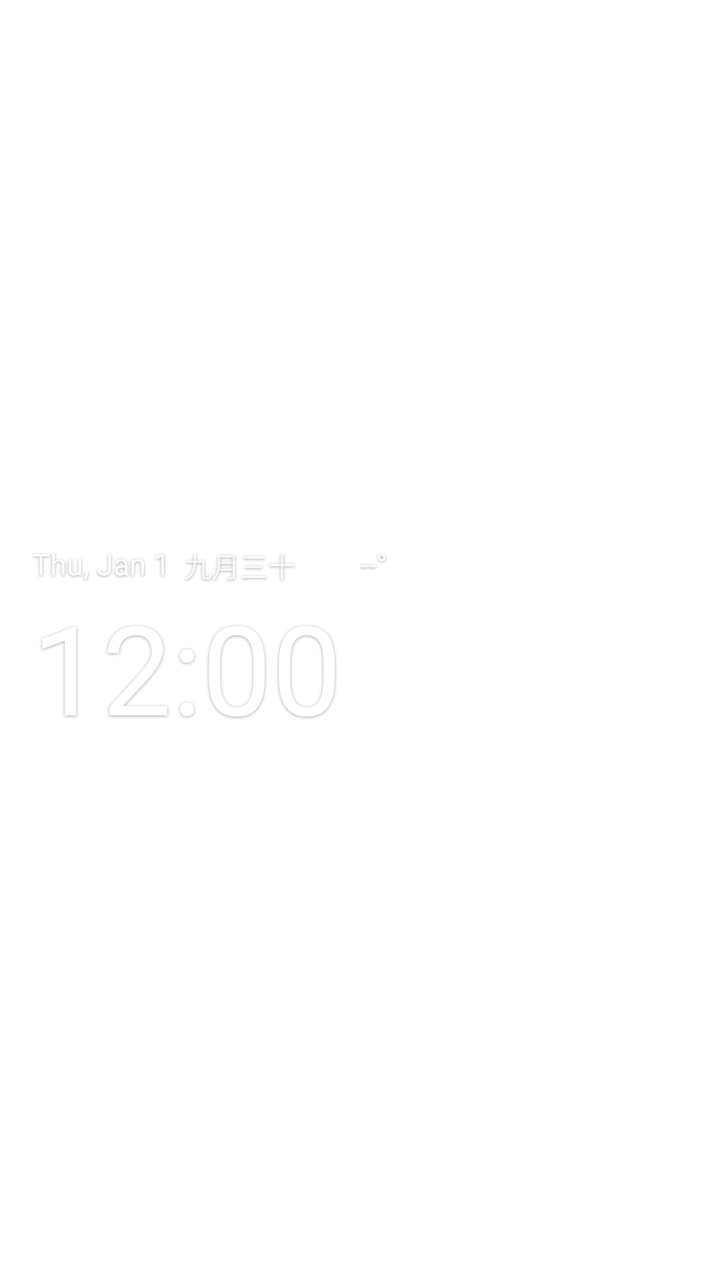
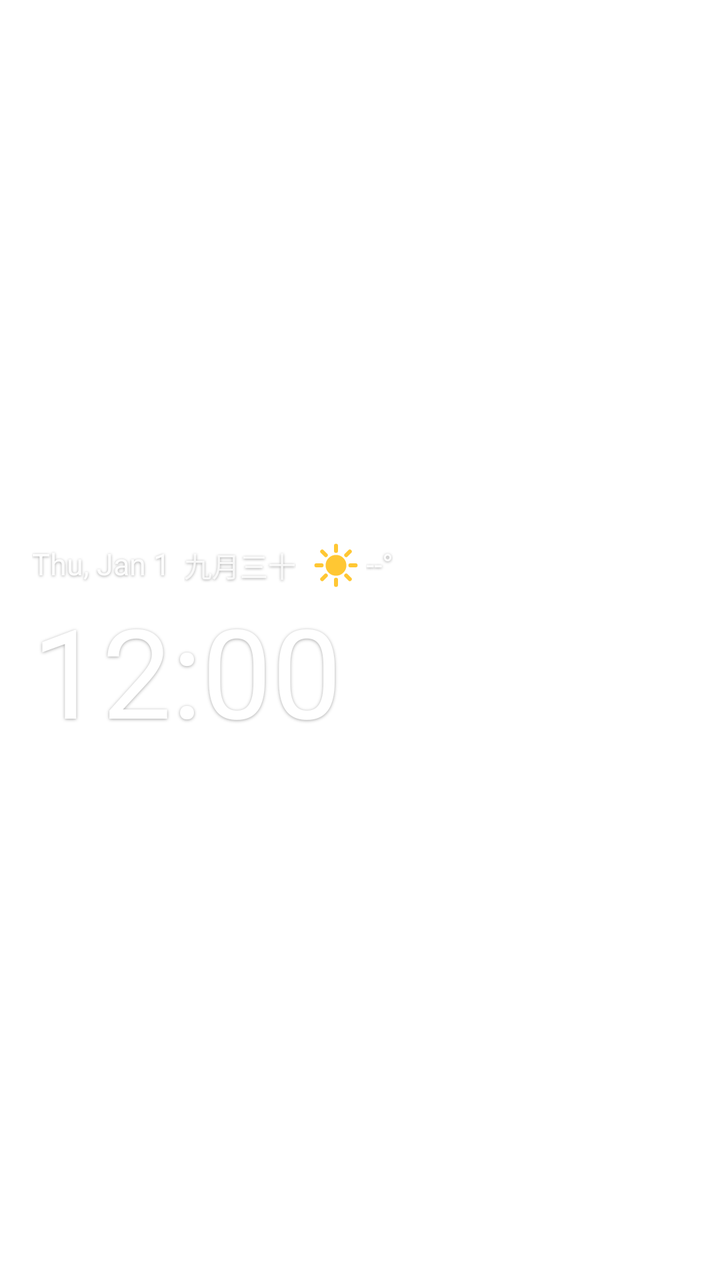

An Android layout rendered at two revisions. The XML below is the earlier revision; the diff shows what the commit changed to produce the second picture.
<!-- AndroidManifest.xml: fallback theme Theme.MaterialComponents.DayNight.NoActionBar -->
<!-- res/layout/ww_white_normal.xml -->
<?xml version="1.0" encoding="utf-8"?>
<LinearLayout xmlns:android="http://schemas.android.com/apk/res/android"
    android:id="@+id/ww_root"
    android:layout_width="match_parent"
    android:layout_height="match_parent"
    android:orientation="vertical"
    android:gravity="center_vertical|start"
    android:paddingStart="16dp"
    android:paddingEnd="16dp">

    <LinearLayout
        android:id="@+id/ww_date_touch"
        android:layout_width="match_parent"
        android:layout_height="wrap_content"
        android:orientation="horizontal"
        android:gravity="center_vertical"
        android:paddingTop="7dp"
        android:paddingBottom="3dp">

        <TextClock
            android:id="@+id/ww_date"
            android:layout_width="wrap_content"
            android:layout_height="wrap_content"
            android:fontFamily="sans-serif"
            android:format24Hour="@string/date_format_compact"
            android:format12Hour="@string/date_format_compact"
            android:includeFontPadding="false"
            android:shadowColor="#59000000"
            android:shadowDx="0"
            android:shadowDy="1"
            android:shadowRadius="3"
            android:textColor="#F2FFFFFF"
            android:textSize="15sp" />

        <TextView
            android:id="@+id/ww_lunar"
            android:layout_width="wrap_content"
            android:layout_height="wrap_content"
            android:layout_marginStart="7dp"
            android:fontFamily="sans-serif"
            android:includeFontPadding="false"
            android:shadowColor="#59000000"
            android:shadowDx="0"
            android:shadowDy="1"
            android:shadowRadius="3"
            android:textColor="#D9FFFFFF"
            android:textSize="14sp"
            android:text="九月三十" />

        <LinearLayout
            android:id="@+id/ww_weather_touch"
            android:layout_width="wrap_content"
            android:layout_height="wrap_content"
            android:layout_marginStart="8dp"
            android:orientation="horizontal"
            android:gravity="center_vertical"
            android:paddingTop="4dp"
            android:paddingBottom="4dp">

            <ImageView
                android:id="@+id/ww_icon"
                android:layout_width="21dp"
                android:layout_height="21dp"
                android:scaleType="fitCenter"
                android:src="@drawable/ic_wx_clear" />

            <TextView
                android:id="@+id/ww_temp"
                android:layout_width="wrap_content"
                android:layout_height="wrap_content"
                android:layout_marginStart="3dp"
                android:fontFamily="sans-serif"
                android:includeFontPadding="false"
                android:shadowColor="#59000000"
                android:shadowDx="0"
                android:shadowDy="1"
                android:shadowRadius="3"
                android:textColor="#F2FFFFFF"
                android:textSize="15sp"
                android:text="--°" />
        </LinearLayout>

        <TextView
            android:id="@+id/ww_city"
            android:layout_width="wrap_content"
            android:layout_height="wrap_content"
            android:layout_marginStart="8dp"
            android:ellipsize="end"
            android:fontFamily="sans-serif"
            android:includeFontPadding="false"
            android:maxLines="1"
            android:shadowColor="#59000000"
            android:shadowDx="0"
            android:shadowDy="1"
            android:shadowRadius="3"
            android:textColor="#B3FFFFFF"
            android:textSize="13sp"
            android:visibility="gone" />
    </LinearLayout>

    <FrameLayout
        android:id="@+id/ww_time_touch"
        android:layout_width="match_parent"
        android:layout_height="wrap_content"
        android:paddingTop="0dp"
        android:paddingBottom="6dp">

        <TextClock
            android:id="@+id/ww_time"
            android:layout_width="wrap_content"
            android:layout_height="wrap_content"
            android:fontFamily="sans-serif"
            android:format24Hour="HH:mm"
            android:format12Hour="h:mm"
            android:includeFontPadding="false"
            android:shadowColor="#59000000"
            android:shadowDx="0"
            android:shadowDy="1"
            android:shadowRadius="4"
            android:textColor="#FFFFFFFF"
            android:textSize="62sp" />
    </FrameLayout>

</LinearLayout>
<!-- resources referenced by this layout -->
<resources>
  <!-- drawable ic_wx_clear: vector/xml drawable (drawable, 2462 chars, omitted) -->
  <string name="date_format_compact">EEE, MMM d</string>
</resources>

<!-- the commit's change to res/layout/ww_white_normal.xml (unified diff, before → after) -->
@@ -59,10 +59,10 @@
 
             <ImageView
                 android:id="@+id/ww_icon"
-                android:layout_width="21dp"
-                android:layout_height="21dp"
+                android:layout_width="24dp"
+                android:layout_height="24dp"
                 android:scaleType="fitCenter"
-                android:src="@drawable/ic_wx_clear" />
+                android:src="@drawable/ic_wx_sunny" />
 
             <TextView
                 android:id="@+id/ww_temp"
<!-- resource entries referenced after the edit -->
@@ -1,6 +1,15 @@
 <!-- resources referenced by this layout -->
 <resources>
-  <!-- drawable ic_wx_clear: vector/xml drawable (drawable, 2462 chars, omitted) -->
+  <!-- drawable ic_wx_sunny (drawable) -->
+  <?xml version="1.0" encoding="utf-8"?>
+  <vector xmlns:android="http://schemas.android.com/apk/res/android"
+      android:width="24dp"
+      android:height="24dp"
+      android:viewportWidth="24"
+      android:viewportHeight="24">
+      <path android:pathData="M12,6.8a5.2,5.2 0 1,0 0,10.4a5.2,5.2 0 1,0 0,-10.4z" android:fillColor="#FFC733" />
+      <path android:pathData="M12,4.8L12,2.2M12,19.2L12,21.8M4.8,12L2.2,12M19.2,12L21.8,12M6.9,6.9L5.1,5.1M17.1,17.1L18.9,18.9M18.9,5.1L17.1,6.9M5.1,18.9L6.9,17.1" android:fillColor="#00000000" android:strokeColor="#FFC733" android:strokeWidth="2.0" android:strokeLineCap="round" />
+  </vector>
   <string name="date_format_compact">EEE, MMM d</string>
 </resources>
 
